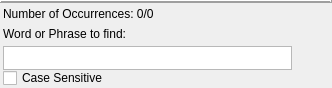
Above: programs/KJVCanOpener/KJVSearchPhraseEdit.ui from dewhisna/KingJamesPureBibleSearch before the change. Below: the same form after it.
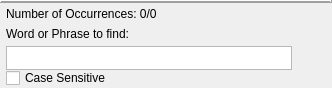
That is the form after the change. Icons and pictures are not drawn. Custom widgets are drawn as their Qt base class.

```diff
--- a/programs/KJVCanOpener/KJVSearchPhraseEdit.ui
+++ b/programs/KJVCanOpener/KJVSearchPhraseEdit.ui
@@ -89,7 +89,7 @@
              </property>
              <property name="sizeHint" stdset="0">
               <size>
-               <width>20</width>
+               <width>5</width>
                <height>13</height>
               </size>
              </property>
```
